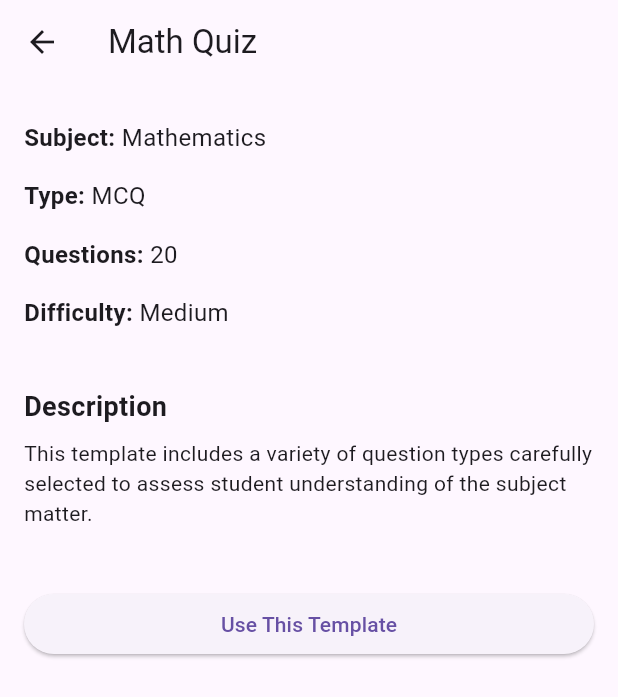
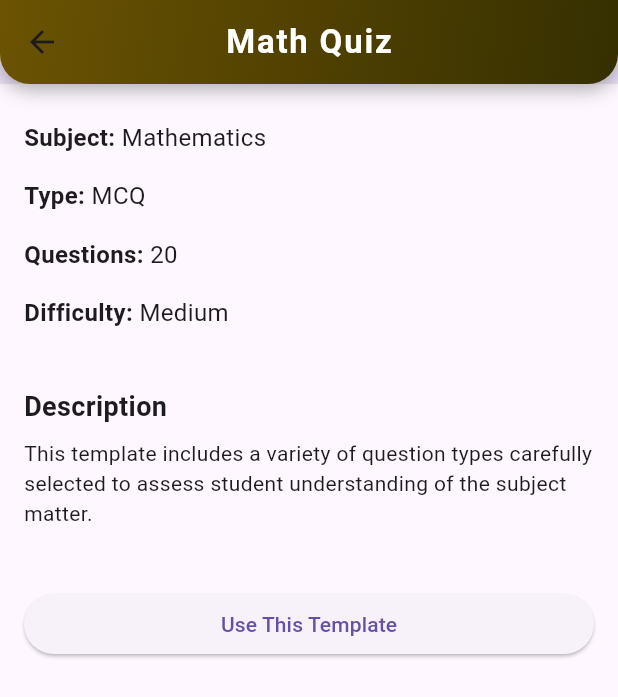
Before and after one commit to dimethma/QuizGenie, a Flutter app: the TemplateGalleryScreen screen opened directly, after a tap on "Math Quiz", on a phone screen of 412 x 824 dp. Shown: the top 697 px of the screen. Run offline on Flutter 3.47's test engine with Material 3 defaults, Android fonts, the phone set to English and light mode, and no system bars; our stand-ins replace cloud_firestore, file_picker, firebase_auth, firebase_core, firebase_storage, google_sign_in and 2 more; missing offline and left inert: flutter_dropzone; accounts and stored records are empty; Roboto replaces fonts that are missing (poppins).

Commit message:
update app bars

```diff
--- a/lib/PaperAnalyzer.dart
+++ b/lib/PaperAnalyzer.dart
@@ -401,7 +401,39 @@ class _CreatePaperScreenState extends State<CreatePaperScreen> {
   Widget build(BuildContext context) {
   return Scaffold(
     appBar: AppBar(
-        title: const Text('Create New Paper'),
+      title: const Text(
+        'Create New Paper',
+        style: TextStyle(
+          fontSize: 22,
+          fontWeight: FontWeight.bold,
+          color: Colors.white,
+          fontFamily: 'poppins',
+          letterSpacing: 1.2,
+        ),
+      ),
+      centerTitle: true,
+      elevation: 10,
+      backgroundColor: Colors.transparent,
+      flexibleSpace: Container(
+        decoration: BoxDecoration(
+          gradient: LinearGradient(
+            colors: [
+              Color.fromARGB(255, 107, 83, 2),
+              Color.fromARGB(255, 53, 47, 1),
+            ],
+            begin: Alignment.topLeft,
+            end: Alignment.bottomRight,
+          ),
+          borderRadius: BorderRadius.vertical(bottom: Radius.circular(20)),
+          boxShadow: [
+            BoxShadow(
+              color: Colors.black.withOpacity(0.3),
+              blurRadius: 10,
+              offset: Offset(0, 4),
+            ),
+          ],
+        ),
+      ),
       actions: [
           IconButton(
             icon: const Icon(Icons.save),
@@ -565,7 +597,39 @@ class _TemplateGalleryScreenState extends State<TemplateGalleryScreen> {
   Widget build(BuildContext context) {
   return Scaffold(
     appBar: AppBar(
-        title: const Text('Paper Templates'),
+      title: const Text(
+        'Paper Templates',
+        style: TextStyle(
+          fontSize: 22,
+          fontWeight: FontWeight.bold,
+          color: Colors.white,
+          fontFamily: 'poppins',
+          letterSpacing: 1.2,
+        ),
+      ),
+      centerTitle: true,
+      elevation: 10,
+      backgroundColor: Colors.transparent,
+      flexibleSpace: Container(
+        decoration: BoxDecoration(
+          gradient: LinearGradient(
+            colors: [
+              Color.fromARGB(255, 107, 83, 2),
+              Color.fromARGB(255, 53, 47, 1),
+            ],
+            begin: Alignment.topLeft,
+            end: Alignment.bottomRight,
+          ),
+          borderRadius: BorderRadius.vertical(bottom: Radius.circular(20)),
+          boxShadow: [
+            BoxShadow(
+              color: Colors.black.withOpacity(0.3),
+              blurRadius: 10,
+              offset: Offset(0, 4),
+            ),
+          ],
+        ),
+      ),
     ),
     body: GridView.builder(
         padding: const EdgeInsets.all(16),
@@ -666,9 +730,41 @@ class TemplateDetailScreen extends StatelessWidget {
   Widget build(BuildContext context) {
   return Scaffold(
     appBar: AppBar(
-        title: Text(template['title']),
+      title: Text(
+        template['title'],
+        style: TextStyle(
+          fontSize: 22,
+          fontWeight: FontWeight.bold,
+          color: Colors.white,
+          fontFamily: 'poppins',
+          letterSpacing: 1.2,
         ),
-      body: SingleChildScrollView(
+      ),
+      centerTitle: true,
+      elevation: 10,
+      backgroundColor: Colors.transparent,
+      flexibleSpace: Container(
+        decoration: BoxDecoration(
+          gradient: LinearGradient(
+            colors: [
+              Color.fromARGB(255, 107, 83, 2),
+              Color.fromARGB(255, 53, 47, 1),
+            ],
+            begin: Alignment.topLeft,
+            end: Alignment.bottomRight,
+          ),
+          borderRadius: BorderRadius.vertical(bottom: Radius.circular(20)),
+          boxShadow: [
+            BoxShadow(
+              color: Colors.black.withOpacity(0.3),
+              blurRadius: 10,
+              offset: Offset(0, 4),
+            ),
+          ],
+        ),
+      ),
+    ),
+    body:  SingleChildScrollView(
         padding: const EdgeInsets.all(16),
         child: Column(
           crossAxisAlignment: CrossAxisAlignment.start,
@@ -740,9 +836,41 @@ class UploadOptionsScreen extends StatelessWidget {
   Widget build(BuildContext context) {
   return Scaffold(
     appBar: AppBar(
-        title: const Text('Upload Paper'),
+      title: const Text(
+        'Upload Paper',
+        style: TextStyle(
+          fontSize: 22,
+          fontWeight: FontWeight.bold,
+          color: Colors.white,
+          fontFamily: 'poppins',
+          letterSpacing: 1.2,
         ),
-      body: Center(
+      ),
+      centerTitle: true,
+      elevation: 10,
+      backgroundColor: Colors.transparent,
+      flexibleSpace: Container(
+        decoration: BoxDecoration(
+          gradient: LinearGradient(
+            colors: [
+              Color.fromARGB(255, 107, 83, 2),
+              Color.fromARGB(255, 53, 47, 1),
+            ],
+            begin: Alignment.topLeft,
+            end: Alignment.bottomRight,
+          ),
+          borderRadius: BorderRadius.vertical(bottom: Radius.circular(20)),
+          boxShadow: [
+            BoxShadow(
+              color: Colors.black.withOpacity(0.3),
+              blurRadius: 10,
+              offset: Offset(0, 4),
+            ),
+          ],
+        ),
+      ),
+    ),
+    body:  Center(
         child: Column(
           mainAxisAlignment: MainAxisAlignment.center,
           children: [
```
Lines whose indentation alone changed are shown as unchanged.
